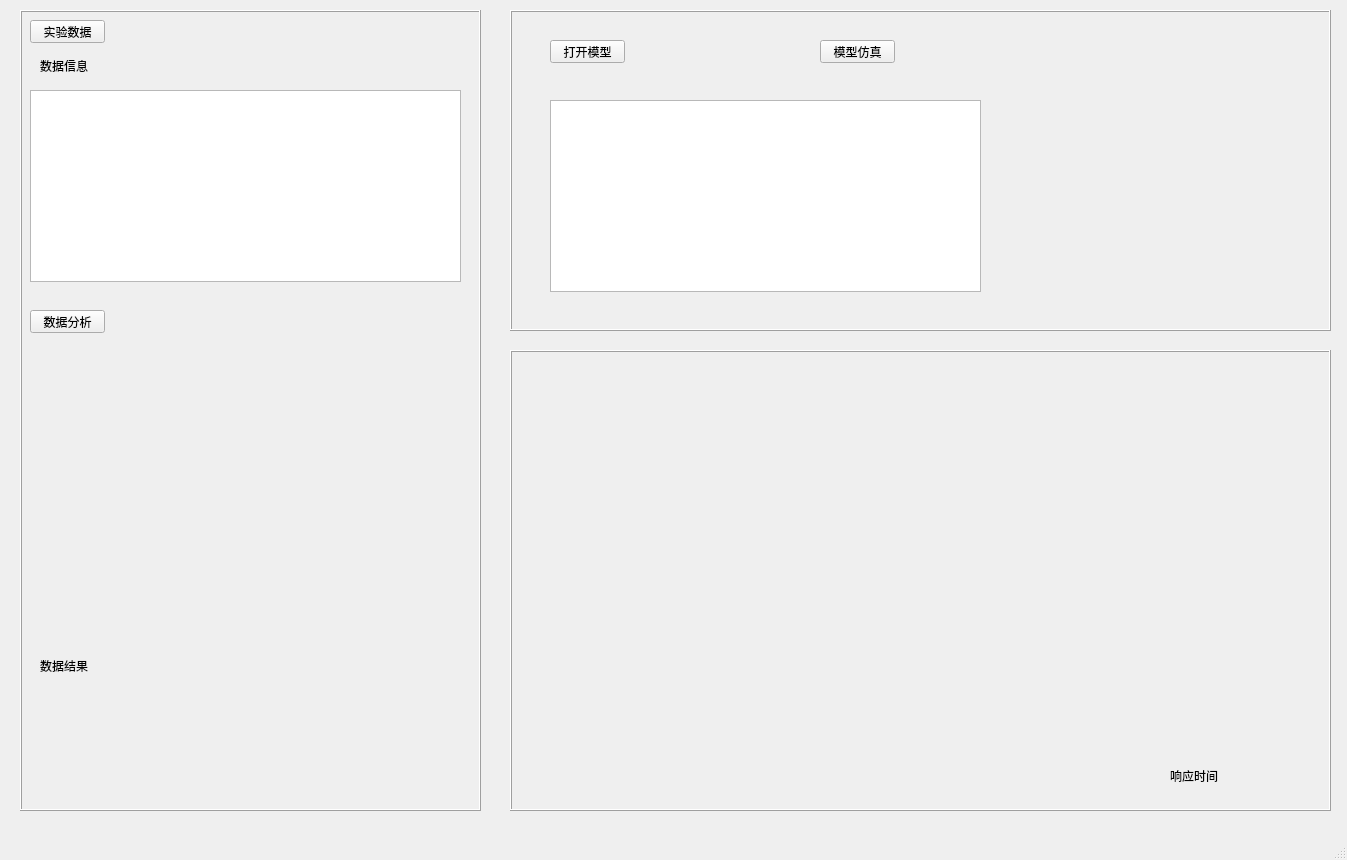
Before: the Qt Designer form CogPara.ui in 13385877395/HCI-vision, drawn with Qt 5.
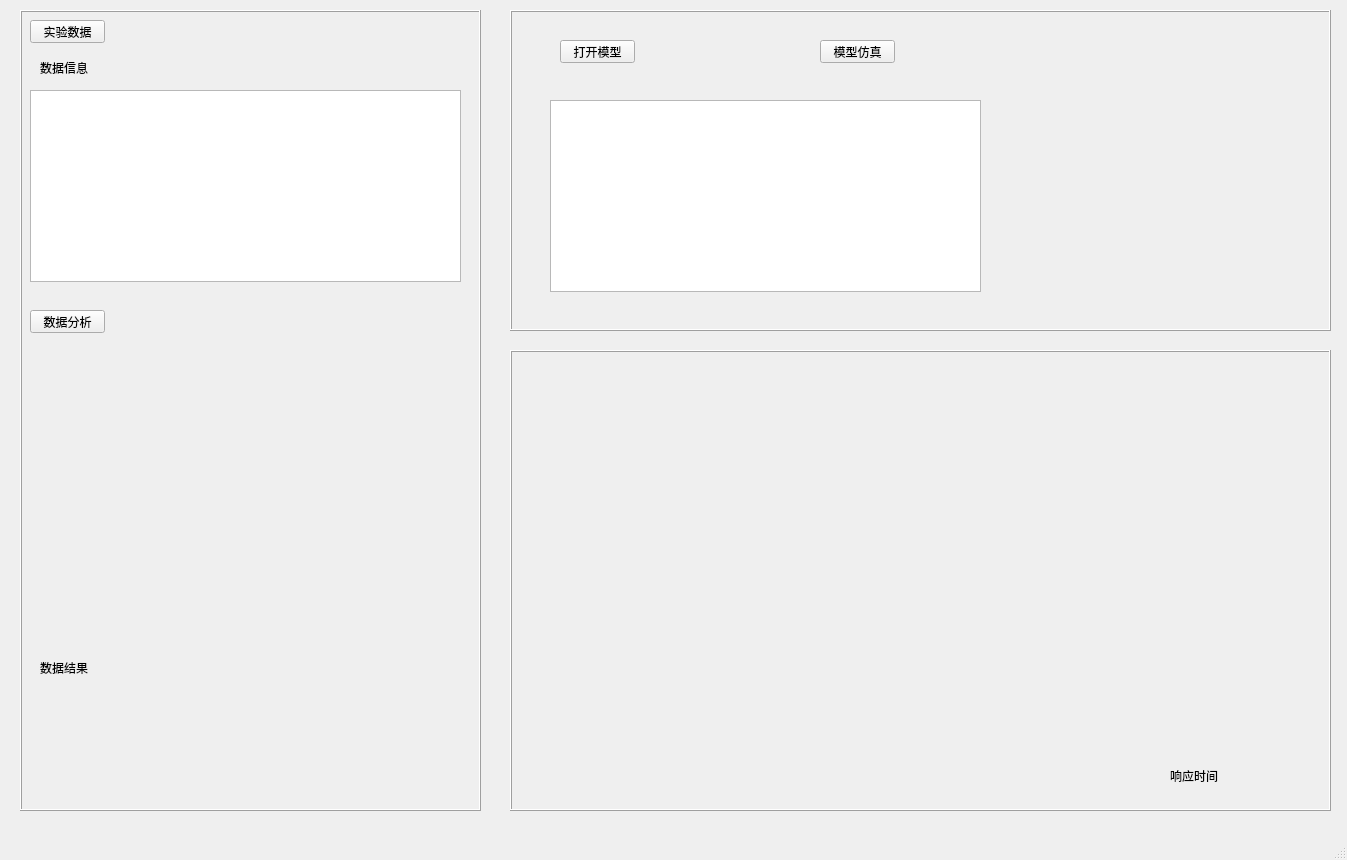
After: the same form once the commit is applied. Icons and pictures are not drawn.

Commit message: feat: 运行模型功能

The edit to the form file:
```diff
--- a/CogPara.ui
+++ b/CogPara.ui
@@ -14,26 +14,13 @@
    <string>PVT警觉性认知特性参数化及认知建模</string>
   </property>
   <widget class="QWidget" name="centralwidget">
-   <widget class="QPushButton" name="pushButton">
-    <property name="geometry">
-     <rect>
-      <x>550</x>
-      <y>40</y>
-      <width>75</width>
-      <height>23</height>
-     </rect>
-    </property>
-    <property name="text">
-     <string>打开模型</string>
-    </property>
-   </widget>
    <widget class="QLabel" name="label">
     <property name="geometry">
      <rect>
       <x>40</x>
       <y>60</y>
-      <width>54</width>
-      <height>12</height>
+      <width>71</width>
+      <height>16</height>
      </rect>
     </property>
     <property name="text">
@@ -86,8 +73,8 @@
       <rect>
        <x>20</x>
        <y>650</y>
-       <width>54</width>
-       <height>12</height>
+       <width>81</width>
+       <height>16</height>
       </rect>
      </property>
      <property name="text">
@@ -189,6 +176,19 @@
       </rect>
      </property>
     </widget>
+    <widget class="QPushButton" name="openModel">
+     <property name="geometry">
+      <rect>
+       <x>50</x>
+       <y>30</y>
+       <width>75</width>
+       <height>23</height>
+      </rect>
+     </property>
+     <property name="text">
+      <string>打开模型</string>
+     </property>
+    </widget>
    </widget>
    <widget class="QGraphicsView" name="graphicsView">
     <property name="geometry">
```
Left out of the diff: 3 changed lines with no effect on the pictures. The commit also changes 4 other files.
